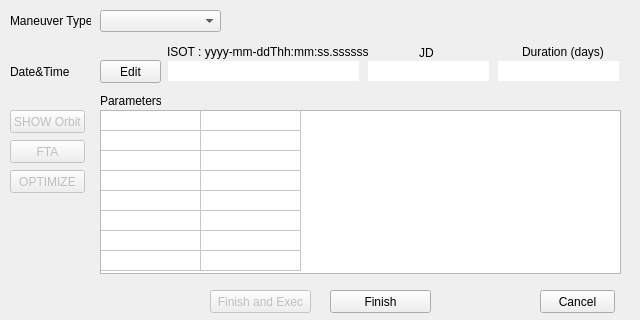
whiskie14142/SolarSystemVoyager, file source/ui/editmandialog.ui: the form before one commit.
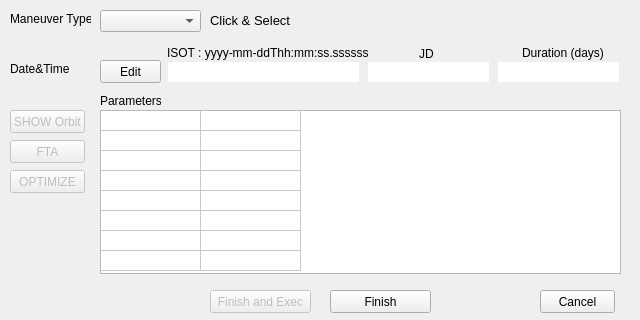
The form after the commit.

Diff of the .ui file:
```diff
--- a/source/ui/editmandialog.ui
+++ b/source/ui/editmandialog.ui
@@ -35,7 +35,7 @@
    <property name="geometry">
     <rect>
      <x>10</x>
-     <y>10</y>
+     <y>8</y>
      <width>81</width>
      <height>21</height>
     </rect>
@@ -49,7 +49,7 @@
     <rect>
      <x>100</x>
      <y>10</y>
-     <width>121</width>
+     <width>101</width>
      <height>22</height>
     </rect>
    </property>
@@ -64,9 +64,9 @@
    <property name="geometry">
     <rect>
      <x>10</x>
-     <y>64</y>
+     <y>58</y>
      <width>71</width>
-     <height>16</height>
+     <height>21</height>
     </rect>
    </property>
    <property name="text">
@@ -77,7 +77,7 @@
    <property name="geometry">
     <rect>
      <x>168</x>
-     <y>61</y>
+     <y>62</y>
      <width>191</width>
      <height>20</height>
     </rect>
@@ -101,7 +101,7 @@
    <property name="geometry">
     <rect>
      <x>167</x>
-     <y>44</y>
+     <y>45</y>
      <width>201</width>
      <height>16</height>
     </rect>
@@ -114,7 +114,7 @@
    <property name="geometry">
     <rect>
      <x>368</x>
-     <y>61</y>
+     <y>62</y>
      <width>121</width>
      <height>20</height>
     </rect>
@@ -138,7 +138,7 @@
    <property name="geometry">
     <rect>
      <x>419</x>
-     <y>45</y>
+     <y>46</y>
      <width>31</width>
      <height>16</height>
     </rect>
@@ -312,7 +312,7 @@
    <property name="geometry">
     <rect>
      <x>498</x>
-     <y>61</y>
+     <y>62</y>
      <width>121</width>
      <height>20</height>
     </rect>
@@ -361,7 +361,7 @@
    <property name="geometry">
     <rect>
      <x>522</x>
-     <y>44</y>
+     <y>45</y>
      <width>111</width>
      <height>16</height>
     </rect>
@@ -395,6 +395,25 @@
     <bool>false</bool>
    </property>
   </widget>
+  <widget class="QLabel" name="label_Click">
+   <property name="geometry">
+    <rect>
+     <x>210</x>
+     <y>10</y>
+     <width>91</width>
+     <height>21</height>
+    </rect>
+   </property>
+   <property name="font">
+    <font>
+     <family>Arial</family>
+     <pointsize>10</pointsize>
+    </font>
+   </property>
+   <property name="text">
+    <string>Click &amp; Select</string>
+   </property>
+  </widget>
  </widget>
  <tabstops>
   <tabstop>mantype</tabstop>
```
